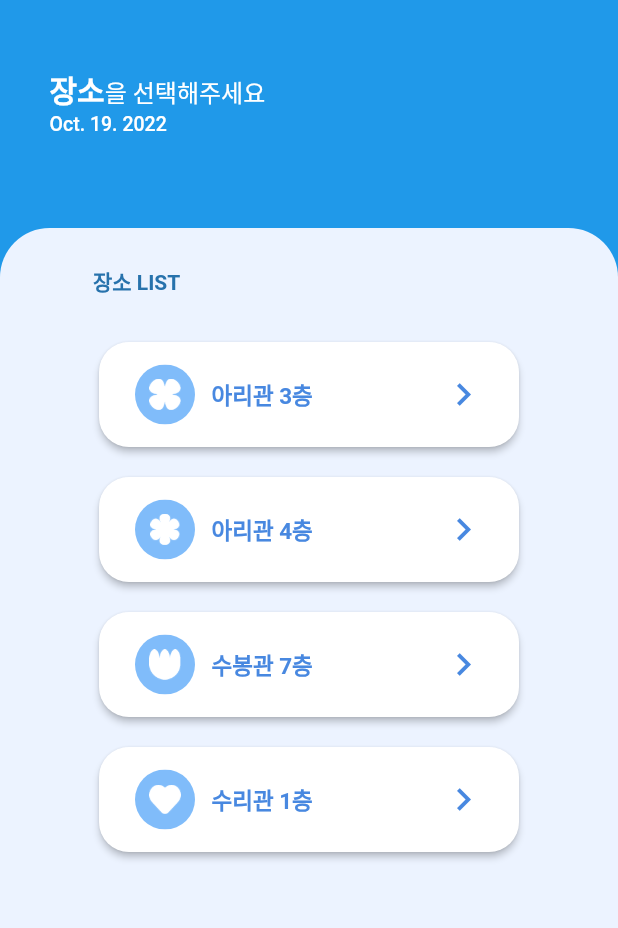
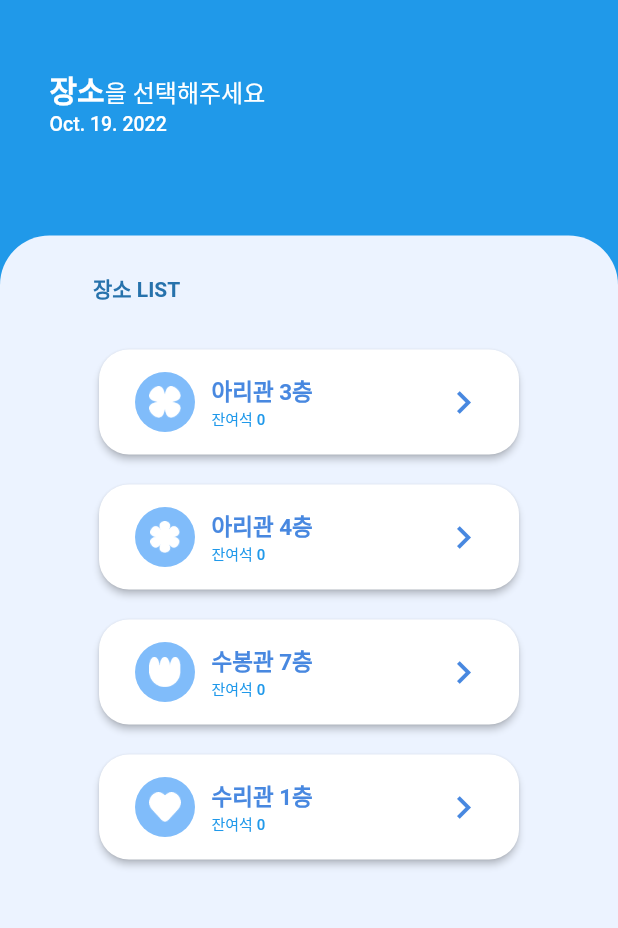
Before and after one commit to Goorm-IT/ari_gong_gan, a Flutter app: the PlaceSelectOne screen opened directly with empty values, on a phone screen of 412 x 824 dp, the part 87-1015 px from its top. Run offline on Flutter 3.47's test engine with Material 2 defaults, Android fonts, the phone set to English and light mode, and no system bars; our stand-ins replace animated_splash_screen, flutter_inset_box_shadow, flutter_switch, get, get_it, page_transition and 1 more; missing offline and left inert: flutter_beacon; accounts and stored records are empty; network calls fail; Roboto replaces fonts that are missing (NotoSans).

Commit message:
아이콘 떠오르면서 투명도 조정되는 임팩트 추가

```diff
--- a/lib/http/ari_server.dart
+++ b/lib/http/ari_server.dart
@@ -34,7 +34,7 @@ class AriServer {
 
   Future<int> revervation() async {
     var headers = {'Content-Type': 'text/plain', 'Cookie': _cookie};
-    print(reservationInfo);
+
     var request = http.Request('POST', Uri.parse('$url/reservation'));
     request.body =
         '{"floor" : "${reservationInfo.floor}","name" : "${reservationInfo.name}","time" : "${reservationInfo.time}","userNum" : "01012341234"}';
@@ -42,6 +42,9 @@ class AriServer {
 
     http.StreamedResponse response = await request.send();
     print(response.statusCode);
+    String tmp = await response.stream.bytesToString();
+    var _list = jsonDecode(tmp)["message"];
+    print(_list);
     return response.statusCode;
   }
 
--- a/lib/screen/check_reservation.dart
+++ b/lib/screen/check_reservation.dart
@@ -43,7 +43,6 @@ class _CheckReservationState extends State<CheckReservation> {
 
   void changePeroid(List<ReservationByUser> list) {
     Iterable<ReservationByUser> _tmp = list.where((e) {
-      print('${e.realTime} asdasdasd');
       if (("${sYear.text}-${sMonth.text.padLeft(2, '0')}-${sDay.text.padLeft(2, '0')}"
                       .compareTo(e.realTime.substring(0, 10)) ==
                   -1 ||
--- a/lib/screen/place_select_one.dart
+++ b/lib/screen/place_select_one.dart
@@ -5,9 +5,11 @@ import 'package:ari_gong_gan/model/reservation_place_list.dart';
 import 'package:ari_gong_gan/model/resevation_all.dart';
 import 'package:ari_gong_gan/provider/reservation_all_provider.dart';
 import 'package:ari_gong_gan/screen/place_select_two.dart';
+import 'package:ari_gong_gan/widget/bottom_to_top_fade.dart';
 import 'package:ari_gong_gan/widget/custom_appbar.dart';
 import 'package:flutter/material.dart';
 import 'package:intl/intl.dart';
+import 'package:page_transition/page_transition.dart';
 import 'package:provider/provider.dart';
 
 class PlaceSelectOne extends StatefulWidget {
@@ -20,15 +22,26 @@ class PlaceSelectOne extends StatefulWidget {
 }
 
 class _PlaceSelectOneState extends State<PlaceSelectOne> {
+  List<ReservationAll> _placeList = [];
+  Map<String, int> _remainList = {
+    "아리관 3층": 0,
+    "아리관 4층": 0,
+    "수봉관 7층": 0,
+    "수리관 1층": 0,
+  };
   @override
   void initState() {
     super.initState();
+    for (int i = 0; i < widget.placeListFilteredBytime.length; i++) {
+      if (widget.placeListFilteredBytime[i].isBooked == "activate") {
+        _remainList[widget.placeListFilteredBytime[i].floor] =
+            _remainList[widget.placeListFilteredBytime[i].floor]! + 1;
+      }
+    }
   }
 
-  List<ReservationAll> _placeList = [];
   @override
   Widget build(BuildContext context) {
-    print("placeListFilteredBytime :  ${widget.placeListFilteredBytime} ");
     return Scaffold(
       appBar: customAppbar(context, true),
       body: Stack(
@@ -42,7 +55,12 @@ class _PlaceSelectOneState extends State<PlaceSelectOne> {
                 SizedBox(height: 45),
                 Container(
                   margin: const EdgeInsets.only(left: 33),
-                  child: Text.rich(
+                  child: BottomToUpFade(
+                    height: 75,
+                    delayTime: 1,
+                    initAlignment: Alignment(-1.0, 1.0),
+                    changeAlignment: Alignment(-1.0, -1.0),
+                    insideWidget: Text.rich(
                       TextSpan(
                         text: '장소',
                         style: const TextStyle(
@@ -70,13 +88,14 @@ class _PlaceSelectOneState extends State<PlaceSelectOne> {
                       ),
                     ),
                   ),
+                ),
               ],
             ),
           ),
           Positioned(
             bottom: 0,
             child: Container(
-              height: MediaQuery.of(context).size.height - 210,
+              height: MediaQuery.of(context).size.height - 215,
               width: MediaQuery.of(context).size.width,
               decoration: BoxDecoration(
                 borderRadius: BorderRadius.only(
@@ -104,25 +123,58 @@ class _PlaceSelectOneState extends State<PlaceSelectOne> {
                     child: SingleChildScrollView(
                       child: Column(
                         children: [
-                          placeCard(
+                          BottomToUpFade(
+                            height: 70,
+                            delayTime: 350,
+                            initAlignment: Alignment(-1.0, 0.0),
+                            changeAlignment: Alignment(0.0, 0.0),
+                            insideWidget: placeCard(
                               title: '아리관 3층',
                               imagePath: "ari_3rd_floor",
                               rooms: ari_3rd_floor,
                             ),
-                          placeCard(
+                          ),
+                          SizedBox(
+                            height: 20,
+                          ),
+                          BottomToUpFade(
+                            height: 70,
+                            delayTime: 400,
+                            initAlignment: Alignment(-1.0, 0.0),
+                            changeAlignment: Alignment(0.0, 0.0),
+                            insideWidget: placeCard(
                               title: '아리관 4층',
                               imagePath: "ari_4th_floor",
                               rooms: ari_4th_floor,
                             ),
-                          placeCard(
+                          ),
+                          SizedBox(
+                            height: 20,
+                          ),
+                          BottomToUpFade(
+                            height: 70,
+                            delayTime: 450,
+                            initAlignment: Alignment(-1.0, 0.0),
+                            changeAlignment: Alignment(0.0, 0.0),
+                            insideWidget: placeCard(
                               title: '수봉관 7층',
                               imagePath: "subong_7th_floor",
                               rooms: subong_7th_floor,
                             ),
-                          placeCard(
+                          ),
+                          SizedBox(
+                            height: 20,
+                          ),
+                          BottomToUpFade(
+                            height: 70,
+                            delayTime: 500,
+                            initAlignment: Alignment(-1.0, 0.0),
+                            changeAlignment: Alignment(0.0, 0.0),
+                            insideWidget: placeCard(
                               title: '수리관 1층',
                               imagePath: "suri_1st_floor",
                               rooms: suri_1st_floor,
+                            ),
                           ),
                         ],
                       ),
@@ -141,11 +193,9 @@ class _PlaceSelectOneState extends State<PlaceSelectOne> {
       {required String title,
       required String imagePath,
       required List<ReservationPlace> rooms}) {
-    return Center(
-      child: Container(
+    return Container(
       width: 280,
       height: 70,
-        margin: const EdgeInsets.only(bottom: 20),
       child: ElevatedButton(
         onPressed: () {
           setState(() {
@@ -160,17 +210,16 @@ class _PlaceSelectOneState extends State<PlaceSelectOne> {
               _placeList.add(widget.placeListFilteredBytime[i]);
             }
           }
-            print("_placeList:  ${_placeList}");
           Navigator.push(
               context,
-              MaterialPageRoute(
-                builder: (context) => PlaceSelectTwo(
+              PageTransition(
+                type: PageTransitionType.fade,
+                child: PlaceSelectTwo(
                   title: title,
                   rooms: rooms,
                   placeListFilteredByfloor: _placeList,
                 ),
-              ),
-            );
+              ));
         },
         style: ElevatedButton.styleFrom(
           foregroundColor: Colors.grey,
@@ -206,6 +255,10 @@ class _PlaceSelectOneState extends State<PlaceSelectOne> {
             SizedBox(
               width: 11,
             ),
+            Column(
+              mainAxisAlignment: MainAxisAlignment.center,
+              crossAxisAlignment: CrossAxisAlignment.start,
+              children: [
                 Text(
                   title,
                   style: TextStyle(
@@ -213,6 +266,12 @@ class _PlaceSelectOneState extends State<PlaceSelectOne> {
                     fontSize: 15.0,
                     fontWeight: FontWeight.w700,
                   ),
+                ),
+                Text(
+                  '잔여석 ${_remainList[title].toString()}',
+                  style: TextStyle(fontSize: 10, color: Color(0xff2099EA)),
+                ),
+              ],
             ),
             Spacer(),
             Icon(
@@ -226,7 +285,6 @@ class _PlaceSelectOneState extends State<PlaceSelectOne> {
           ],
         ),
       ),
-      ),
     );
   }
 }
--- /dev/null
+++ b/lib/widget/bottom_to_top_fade.dart
@@ -0,0 +1,53 @@
+import 'package:flutter/material.dart';
+
+class BottomToUpFade extends StatefulWidget {
+  final Widget insideWidget;
+  final double height;
+  final int delayTime;
+  final Alignment initAlignment;
+  final Alignment changeAlignment;
+
+  BottomToUpFade(
+      {required this.insideWidget,
+      required this.height,
+      required this.delayTime,
+      required this.initAlignment,
+      required this.changeAlignment,
+      super.key});
+
+  @override
+  State<BottomToUpFade> createState() => _BottomToUpFadeState();
+}
+
+class _BottomToUpFadeState extends State<BottomToUpFade>
+    with TickerProviderStateMixin {
+  double _opacitiy = 0.0;
+  late Alignment _position;
+
+  @override
+  void initState() {
+    super.initState();
+    _position = widget.initAlignment;
+    Future.delayed(Duration(milliseconds: widget.delayTime))
+        .then((value) => setState(() {
+              _opacitiy = 1.0;
+              _position = widget.changeAlignment;
+            }));
+  }
+
+  @override
+  Widget build(BuildContext context) {
+    return Container(
+      // color: Colors.red,
+      height: widget.height,
+      child: AnimatedOpacity(
+        duration: Duration(milliseconds: 450),
+        opacity: _opacitiy,
+        child: AnimatedAlign(
+            duration: Duration(milliseconds: 200),
+            alignment: _position,
+            child: widget.insideWidget),
+      ),
+    );
+  }
+}
--- a/pubspec.yaml
+++ b/pubspec.yaml
@@ -39,7 +39,7 @@ dependencies:
   flutter_switch: ^0.3.2
   shared_preferences: ^2.0.5
   animated_splash_screen: ^1.2.0
-  page_transition: ^2.0.5
+  page_transition: ^2.0.9
   intl: ^0.17.0
   flutter_inset_box_shadow: ^1.0.8
   provider: ^6.0.3
```
Also changed, not shown: lib/main.dart (+4 -3 lines), lib/screen/argeement_page.dart (+5 -3 lines), lib/screen/home_screen.dart (+10 -6 lines), lib/screen/login_page.dart (+5 -5 lines), lib/screen/my_page.dart (+13 -11 lines), lib/screen/place_select_two.dart (+35 -15 lines), lib/screen/reservation_complete.dart (+6 -3 lines), lib/screen/select_am_pm.dart (+27 -8 lines), lib/widget/custom_appbar.dart (+4 -11 lines), pubspec.lock. Lines whose indentation alone changed are shown as unchanged.
